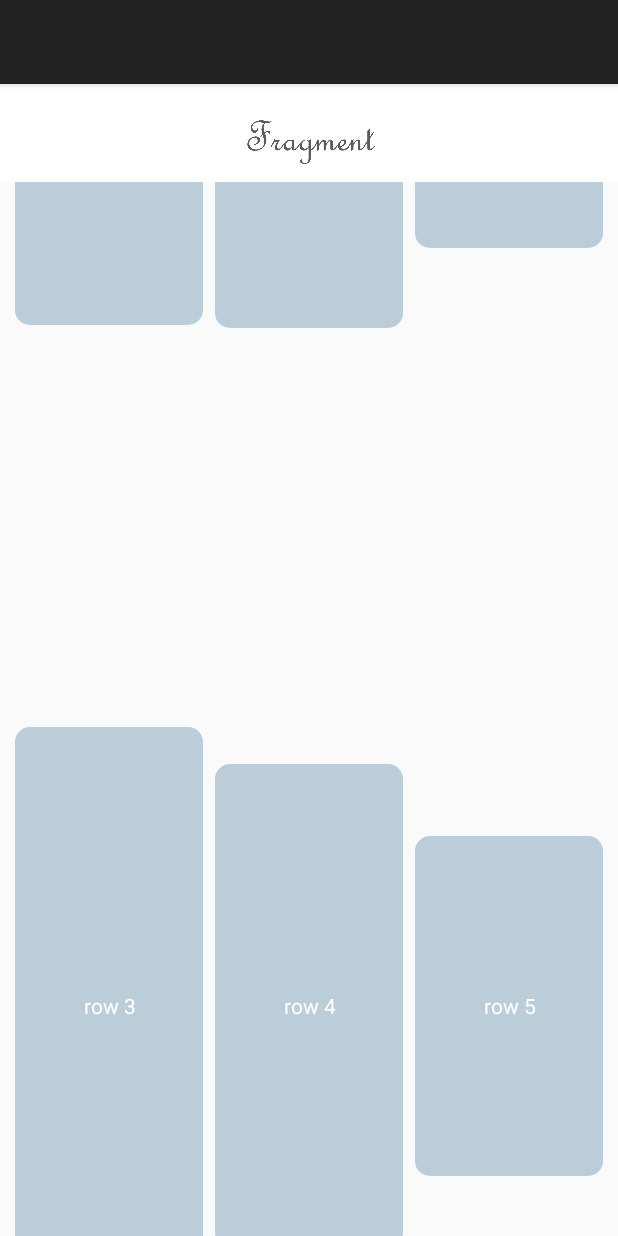
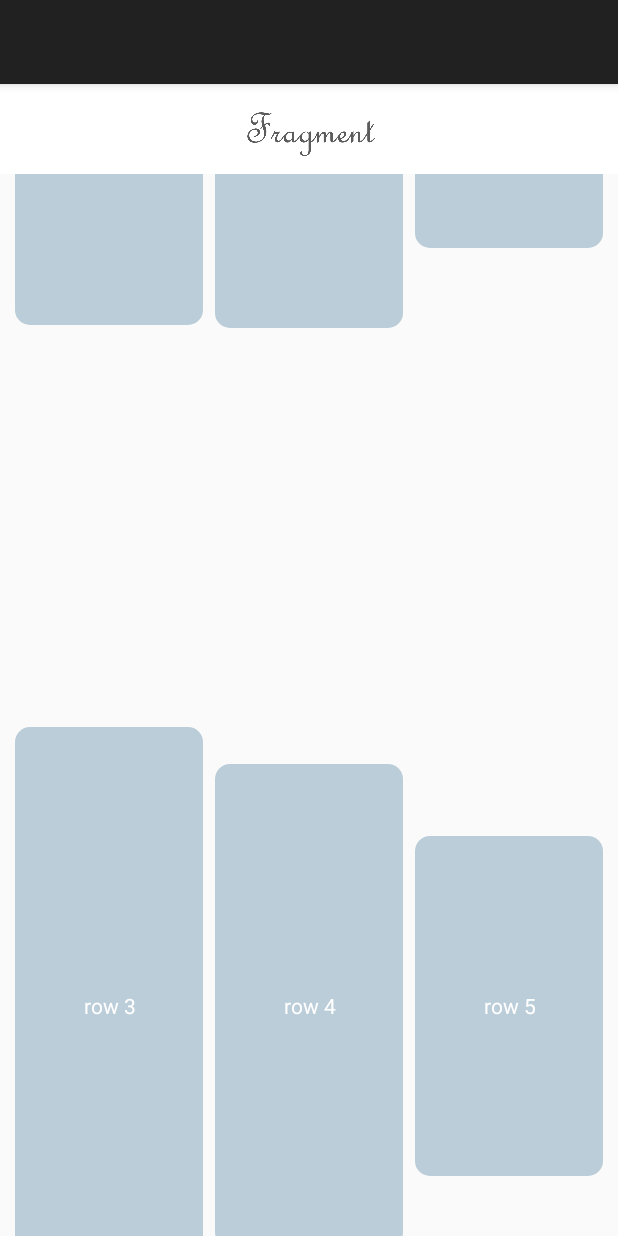
Before and after one commit to Qing-L/Fragment, an Android app: the fragment MemoryView shown on its own in the app's theme, scrolled down 537 dp, on a phone screen of 412 x 824 dp. Run offline under Robolectric (Android 15) with nearby library versions, the phone set to English and light mode, and no system bars; libraries missing offline, so code that uses them is left out: com.nineoldandroids.view.

```diff
--- a/app/src/main/java/com/simple/jylsc/fragment/view/AddMemoryView.java
+++ b/app/src/main/java/com/simple/jylsc/fragment/view/AddMemoryView.java
@@ -63,7 +63,7 @@ public class AddMemoryView extends Fragment {
     }
 
     private void setupViews(View view) {
-        mRecycler = (RecyclerView) view.findViewById(R.id.recycler);
+        mRecycler = (RecyclerView) view.findViewById(R.id.id_AddMemoryRecyclerView);
         mRecycler.setLayoutManager(new LinearLayoutManager(getActivity()));
 
         AddMemoryAdapter adapter = new AddMemoryAdapter(getActivity(), 100);
@@ -72,7 +72,7 @@ public class AddMemoryView extends Fragment {
 
 
 
-        mRecyclerHeader = (RecyclerViewHeader) view.findViewById(R.id.header);
+        mRecyclerHeader = (RecyclerViewHeader) view.findViewById(R.id.id_AddMemoryHeader);
         mRecyclerHeader.attachTo(mRecycler, true);
     }
 
--- a/app/src/main/java/com/simple/jylsc/fragment/view/MemoryView.java
+++ b/app/src/main/java/com/simple/jylsc/fragment/view/MemoryView.java
@@ -47,7 +47,7 @@ public class MemoryView extends Fragment {
 
         StikkyHeaderBuilder.stickTo(mRecyclerView)
                 .setHeader(R.id.id_MemoryHeader, (ViewGroup) getView())
-                .minHeightHeaderDim(R.dimen.min_height_header_materiallike)
+                .minHeightHeaderDim(R.dimen.title_max_height)
                 .animator(animator)
                 .build();
         MemoryAdapter.populateRecyclerView(mRecyclerView);
--- a/app/src/main/res/layout/layout_setting.xml
+++ b/app/src/main/res/layout/layout_setting.xml
@@ -22,7 +22,7 @@
             android:text="帐号管理"
             android:textColor="@color/setting_text"
             android:background="@drawable/setting_textbg1"
-            android:textSize="17sp" />
+            android:textSize="@dimen/title_text" />
     </RelativeLayout>
 
     <RelativeLayout
--- a/app/src/main/res/values/dimens.xml
+++ b/app/src/main/res/values/dimens.xml
@@ -1,14 +1,15 @@
 <resources>
 
+    <dimen name="title_text">17sp</dimen>
 
-    <dimen name="title_min_height">55dp</dimen>
+    <dimen name="title_min_height">50dp</dimen>
+
     <dimen name="title_pic_height">40dp</dimen>
+    <dimen name="title_max_height">60dp</dimen>
 
-    <dimen name="min_height_header_materiallike">65dp</dimen>
-    <dimen name="color_item_height">50dp</dimen>
-    <dimen name="min_height_header">70dp</dimen>
     <dimen name="max_height_header">300dp</dimen>
 
+    <dimen name="color_item_height">50dp</dimen>
 
     <dimen name="sticky_height">120dp</dimen>
     <dimen name="top_height">150dp</dimen>
```
Also changed, not shown: app/src/main/res/layout/layout_addmemory_view.xml (+4 -4 lines).
